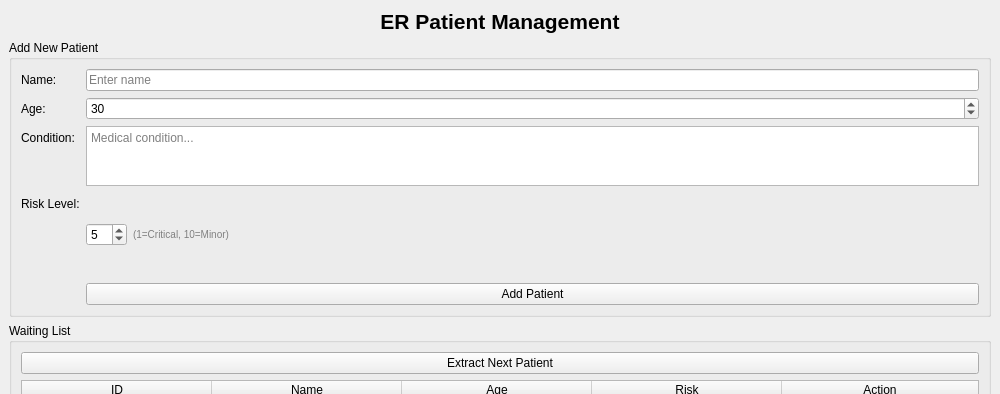
Before: the Qt Designer form mainwindow.ui in Kareem4805Adel/Fibonacci_Heap_GUI, drawn with Qt 5; both pictures show x 0 to 1000 and y 0 to 394 of the 1000 by 650 pixel window.
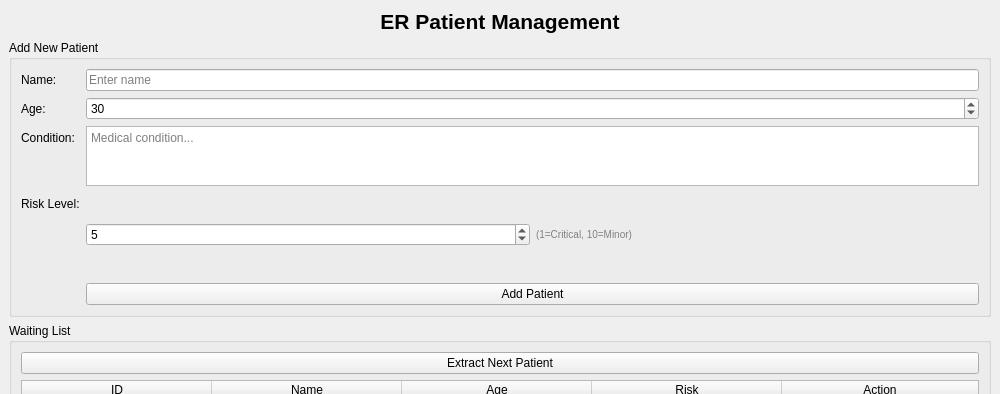
After: the same form once the commit is applied.

```diff
--- a/mainwindow.ui
+++ b/mainwindow.ui
@@ -99,6 +99,9 @@
         <layout class="QHBoxLayout" name="riskLayout">
          <item>
           <widget class="QSpinBox" name="riskInput">
+           <property name="enabled">
+            <bool>true</bool>
+           </property>
            <property name="minimum">
             <number>1</number>
            </property>
@@ -120,19 +123,6 @@
            </property>
           </widget>
          </item>
-         <item>
-          <spacer name="horizontalSpacer">
-           <property name="orientation">
-            <enum>Qt::Orientation::Horizontal</enum>
-           </property>
-           <property name="sizeHint" stdset="0">
-            <size>
-             <width>40</width>
-             <height>20</height>
-            </size>
-           </property>
-          </spacer>
-         </item>
         </layout>
        </item>
        <item row="4" column="1">
```
Left out of the diff: 3 changed lines with no effect on the pictures.
